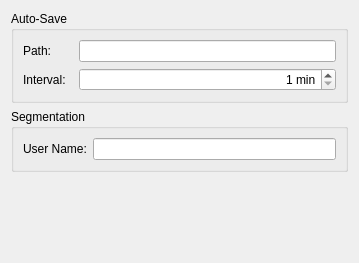
Before: the Qt Designer form App/Settings/GeneralSettings/GeneralSettingsPanel.ui in FelixdelasPozas/EspINA, drawn with Qt 5.
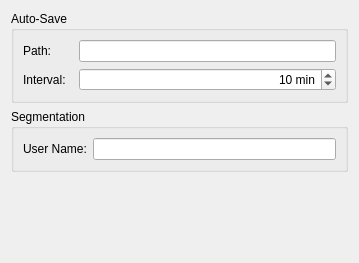
After: the same form once the commit is applied.

```diff
--- a/App/Settings/GeneralSettings/GeneralSettingsPanel.ui
+++ b/App/Settings/GeneralSettings/GeneralSettingsPanel.ui
@@ -67,6 +67,9 @@
         <property name="maximum">
          <number>60</number>
         </property>
+        <property name="value">
+         <number>10</number>
+        </property>
        </widget>
       </item>
      </layout>
```
